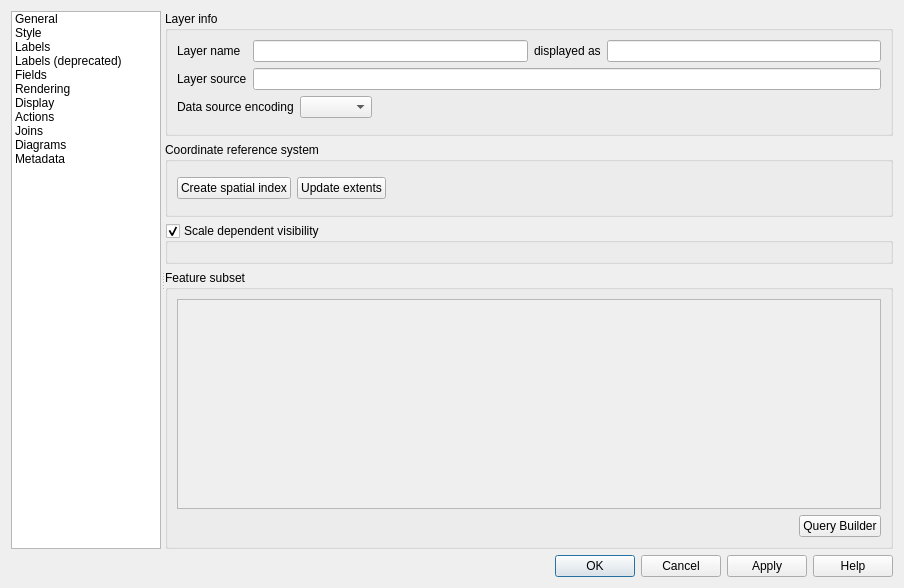
Qt form src/ui/qgsvectorlayerpropertiesbase.ui (qgis/QGIS) before a commit.
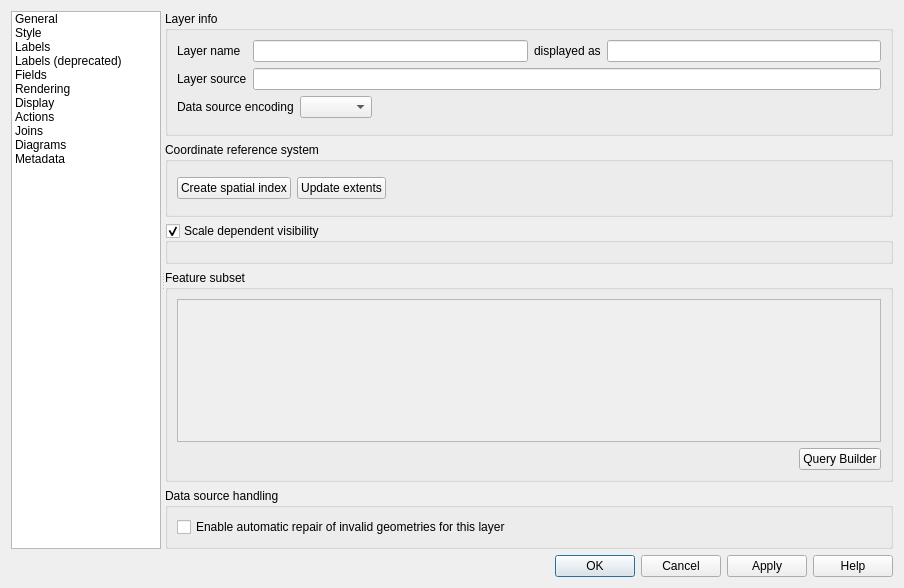
The same form after that commit. Icons and pictures are not drawn. Custom widgets are drawn as their Qt base class.

Commit message: #9777: UI controls to enable automatic validation

What changed in the file:
```diff
--- a/src/ui/qgsvectorlayerpropertiesbase.ui
+++ b/src/ui/qgsvectorlayerpropertiesbase.ui
@@ -545,6 +545,22 @@
                  <zorder>pbnQueryBuilder</zorder>
                 </widget>
                </item>
+               <item>
+                 <widget class="QgsCollapsibleGroupBox" name="groupBox_19">
+                   <property name="title">
+                     <string>Data source handling</string>
+                   </property>
+                   <layout class="QVBoxLayout" name="verticalLayout_35">
+                     <item>
+                       <widget class="QCheckBox" name="cbxAutomaticValidation">
+                         <property name="text">
+                           <string>Enable automatic repair of invalid geometries for this layer</string>
+                         </property>
+                       </widget>
+                     </item>
+                   </layout>
+                 </widget>
+               </item>
                <item>
                 <spacer name="verticalSpacer">
                  <property name="orientation">
```
The commit also changes 3 other files.
